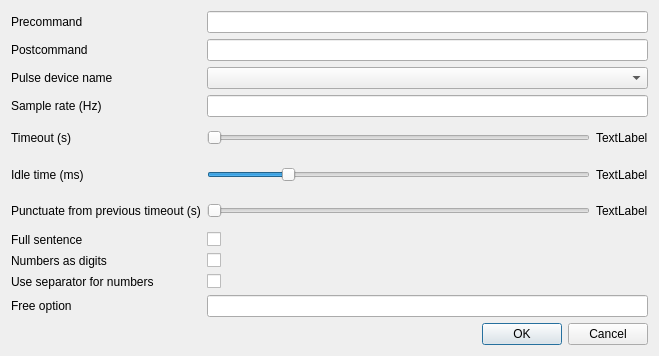
The window that eloGraf/advanced.ui (papoteur-mga/elograf) describes before a commit, drawn with Qt 5.
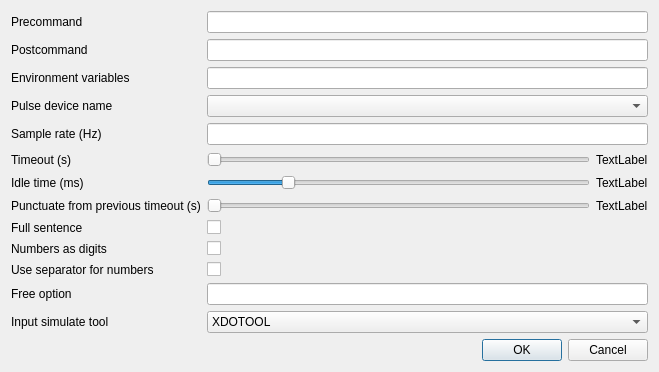
The same window after the commit.

Commit message:
Add option to add environment variable
Add option of the simulate input tool between XDOTOOL and DOTOOL
Detect keyboard layout when using DOTOOL and add env variable for it
Try to not launch stop nerd-dictation when it is already stopped

Diff of the .ui file:
```diff
--- a/eloGraf/advanced.ui
+++ b/eloGraf/advanced.ui
@@ -7,7 +7,7 @@
     <x>0</x>
     <y>0</y>
     <width>659</width>
-    <height>356</height>
+    <height>372</height>
    </rect>
   </property>
   <property name="sizePolicy">
@@ -22,35 +22,30 @@
   <layout class="QGridLayout" name="gridLayout_2">
    <item row="0" column="0">
     <layout class="QGridLayout" name="gridLayout" columnstretch="0,2">
-     <item row="7" column="0">
-      <widget class="QLabel" name="label_7">
-       <property name="toolTip">
-        <string>Capitalize the first character.
-This is also used to add either a comma or a full stop when dictation is performed according to previous delay</string>
-       </property>
-       <property name="text">
-        <string>Full sentence</string>
-       </property>
-      </widget>
-     </item>
-     <item row="7" column="1">
-      <widget class="QCheckBox" name="fullSentence">
-       <property name="text">
-        <string/>
-       </property>
-      </widget>
-     </item>
-     <item row="9" column="0">
-      <widget class="QLabel" name="label_9">
-       <property name="toolTip">
-        <string>Use a comma separators for numbers</string>
-       </property>
-       <property name="text">
-        <string>Use separator for numbers</string>
-       </property>
-      </widget>
-     </item>
      <item row="11" column="1">
+      <widget class="QLineEdit" name="freecommand"/>
+     </item>
+     <item row="0" column="0">
+      <widget class="QLabel" name="label_10">
+       <property name="toolTip">
+        <string>Command to execute before launching the dictation</string>
+       </property>
+       <property name="text">
+        <string>Precommand</string>
+       </property>
+      </widget>
+     </item>
+     <item row="4" column="0">
+      <widget class="QLabel" name="label_2">
+       <property name="toolTip">
+        <string>The sample rate to use for recording (in Hz). Defaults to 44100</string>
+       </property>
+       <property name="text">
+        <string>Sample rate (Hz)</string>
+       </property>
+      </widget>
+     </item>
+     <item row="13" column="1">
       <widget class="QDialogButtonBox" name="buttonBox">
        <property name="orientation">
         <enum>Qt::Horizontal</enum>
@@ -60,7 +55,17 @@
        </property>
       </widget>
      </item>
-     <item row="4" column="1">
+     <item row="2" column="1">
+      <widget class="QLineEdit" name="env"/>
+     </item>
+     <item row="10" column="1">
+      <widget class="QCheckBox" name="useSeparator">
+       <property name="text">
+        <string/>
+       </property>
+      </widget>
+     </item>
+     <item row="5" column="1">
       <layout class="QHBoxLayout" name="horizontalLayout_2">
        <item>
         <widget class="QSlider" name="timeout">
@@ -81,41 +86,7 @@
        </item>
       </layout>
      </item>
-     <item row="8" column="0">
-      <widget class="QLabel" name="label_8">
-       <property name="toolTip">
-        <string>Convert numbers into digits instead of using whole words</string>
-       </property>
-       <property name="text">
-        <string>Numbers as digits</string>
-       </property>
-      </widget>
-     </item>
-     <item row="2" column="0">
-      <widget class="QLabel" name="label">
-       <property name="toolTip">
-        <string>The name of the pulse-audio device to use for recording. 
-See the output of &quot;pactl list sources&quot; to find device names (using the identifier following &quot;Name:&quot;)</string>
-       </property>
-       <property name="text">
-        <string>Pulse device name</string>
-       </property>
-      </widget>
-     </item>
-     <item row="2" column="1">
-      <widget class="QComboBox" name="deviceName">
-       <property name="currentText">
-        <string/>
-       </property>
-      </widget>
-     </item>
-     <item row="0" column="1">
-      <widget class="QLineEdit" name="precommand"/>
-     </item>
-     <item row="10" column="1">
-      <widget class="QLineEdit" name="freecommand"/>
-     </item>
-     <item row="6" column="0">
+     <item row="7" column="0">
       <widget class="QLabel" name="label_6">
        <property name="toolTip">
         <string>The time-out in seconds for detecting the state of dictation from the previous recording,
@@ -126,17 +97,7 @@
        </property>
       </widget>
      </item>
-     <item row="0" column="0">
-      <widget class="QLabel" name="label_10">
-       <property name="toolTip">
-        <string>Command to execute before launching the dictation</string>
-       </property>
-       <property name="text">
-        <string>Precommand</string>
-       </property>
-      </widget>
-     </item>
-     <item row="10" column="0">
+     <item row="11" column="0">
       <widget class="QLabel" name="label_3">
        <property name="toolTip">
         <string>Add option to add on the comamnd line of the dictation tool</string>
@@ -146,7 +107,117 @@
        </property>
       </widget>
      </item>
-     <item row="5" column="1">
+     <item row="0" column="1">
+      <widget class="QLineEdit" name="precommand"/>
+     </item>
+     <item row="3" column="1">
+      <widget class="QComboBox" name="deviceName">
+       <property name="currentText">
+        <string/>
+       </property>
+      </widget>
+     </item>
+     <item row="3" column="0">
+      <widget class="QLabel" name="label">
+       <property name="toolTip">
+        <string>The name of the pulse-audio device to use for recording. 
+See the output of &quot;pactl list sources&quot; to find device names (using the identifier following &quot;Name:&quot;)</string>
+       </property>
+       <property name="text">
+        <string>Pulse device name</string>
+       </property>
+      </widget>
+     </item>
+     <item row="8" column="0">
+      <widget class="QLabel" name="label_7">
+       <property name="toolTip">
+        <string>Capitalize the first character.
+This is also used to add either a comma or a full stop when dictation is performed according to previous delay</string>
+       </property>
+       <property name="text">
+        <string>Full sentence</string>
+       </property>
+      </widget>
+     </item>
+     <item row="9" column="0">
+      <widget class="QLabel" name="label_8">
+       <property name="toolTip">
+        <string>Convert numbers into digits instead of using whole words</string>
+       </property>
+       <property name="text">
+        <string>Numbers as digits</string>
+       </property>
+      </widget>
+     </item>
+     <item row="1" column="1">
+      <widget class="QLineEdit" name="postcommand"/>
+     </item>
+     <item row="2" column="0">
+      <widget class="QLabel" name="label_12">
+       <property name="text">
+        <string>Environment variables</string>
+       </property>
+      </widget>
+     </item>
+     <item row="8" column="1">
+      <widget class="QCheckBox" name="fullSentence">
+       <property name="text">
+        <string/>
+       </property>
+      </widget>
+     </item>
+     <item row="7" column="1">
+      <layout class="QHBoxLayout" name="horizontalLayout_3">
+       <item>
+        <widget class="QSlider" name="punctuate">
+         <property name="orientation">
+          <enum>Qt::Horizontal</enum>
+         </property>
+        </widget>
+       </item>
+       <item>
+        <widget class="QLabel" name="punctuateDisplay">
+         <property name="accessibleName">
+          <string notr="true"/>
+         </property>
+         <property name="text">
+          <string>TextLabel</string>
+         </property>
+        </widget>
+       </item>
+      </layout>
+     </item>
+     <item row="9" column="1">
+      <widget class="QCheckBox" name="digits">
+       <property name="text">
+        <string/>
+       </property>
+      </widget>
+     </item>
+     <item row="10" column="0">
+      <widget class="QLabel" name="label_9">
+       <property name="toolTip">
+        <string>Use a comma separators for numbers</string>
+       </property>
+       <property name="text">
+        <string>Use separator for numbers</string>
+       </property>
+      </widget>
+     </item>
+     <item row="6" column="0">
+      <widget class="QLabel" name="label_5">
+       <property name="toolTip">
+        <string>Time to idle between processing audio from the recording.
+Setting to zero is the most responsive at the cost of high CPU usage.
+The default value is 0.1 (processing 10 times a second),
+which is quite responsive in practice</string>
+       </property>
+       <property name="text">
+        <string>Idle time (ms)</string>
+       </property>
+      </widget>
+     </item>
+     <item row="6" column="1">
       <layout class="QHBoxLayout" name="horizontalLayout">
        <item>
         <widget class="QSlider" name="idleTime">
@@ -173,52 +244,9 @@
        </item>
       </layout>
      </item>
-     <item row="4" column="0">
-      <widget class="QLabel" name="label_4">
-       <property name="toolTip">
-        <string>Time out recording when no speech is processed for the time in seconds.
-This can be used to avoid having to explicitly exit
-(zero disables)</string>
-       </property>
-       <property name="text">
-        <string>Timeout (s)</string>
-       </property>
-      </widget>
-     </item>
-     <item row="3" column="1">
+     <item row="4" column="1">
       <widget class="QLineEdit" name="sampleRate"/>
      </item>
-     <item row="6" column="1">
-      <layout class="QHBoxLayout" name="horizontalLayout_3">
-       <item>
-        <widget class="QSlider" name="punctuate">
-         <property name="orientation">
-          <enum>Qt::Horizontal</enum>
-         </property>
-        </widget>
-       </item>
-       <item>
-        <widget class="QLabel" name="punctuateDisplay">
-         <property name="accessibleName">
-          <string notr="true"/>
-         </property>
-         <property name="text">
-          <string>TextLabel</string>
-         </property>
-        </widget>
-       </item>
-      </layout>
-     </item>
-     <item row="9" column="1">
-      <widget class="QCheckBox" name="useSeparator">
-       <property name="text">
-        <string/>
-       </property>
-      </widget>
-     </item>
-     <item row="1" column="1">
-      <widget class="QLineEdit" name="postcommand"/>
-     </item>
      <item row="1" column="0">
       <widget class="QLabel" name="label_11">
        <property name="toolTip">
@@ -229,15 +257,8 @@
        </property>
       </widget>
      </item>
-     <item row="8" column="1">
-      <widget class="QCheckBox" name="digits">
-       <property name="text">
-        <string/>
-       </property>
-      </widget>
-     </item>
      <item row="5" column="0">
-      <widget class="QLabel" name="label_5">
+      <widget class="QLabel" name="label_4">
        <property name="toolTip">
         <string>Time to idle between processing audio from the recording.
 Setting to zero is the most responsive at the cost of high CPU usage.
@@ -245,20 +266,34 @@
 which is quite responsive in practice</string>
        </property>
        <property name="text">
-        <string>Idle time (ms)</string>
+        <string>Timeout (s)</string>
        </property>
       </widget>
      </item>
-     <item row="3" column="0">
-      <widget class="QLabel" name="label_2">
-       <property name="toolTip">
-        <string>The sample rate to use for recording (in Hz). Defaults to 44100</string>
-       </property>
+     <item row="12" column="0">
+      <widget class="QLabel" name="label_13">
        <property name="text">
-        <string>Sample rate (Hz)</string>
+        <string>Input simulate tool</string>
        </property>
       </widget>
      </item>
+     <item row="12" column="1">
+      <widget class="QComboBox" name="tool_cb">
+       <property name="currentText">
+        <string>XDOTOOL</string>
+       </property>
+       <item>
+        <property name="text">
+         <string>XDOTOOL</string>
+        </property>
+       </item>
+       <item>
+        <property name="text">
+         <string>DOTOOL</string>
+        </property>
+       </item>
+      </widget>
+     </item>
     </layout>
    </item>
   </layout>
```
Left out of the diff: 7 changed lines with no effect on the pictures. The commit also changes 2 other files.
